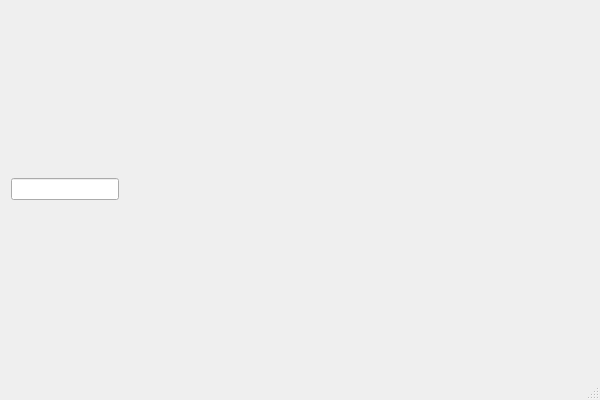
This is toy_tracer/main/mainwindow.ui in songchaow/toy-renderer as Qt 5 draws it before an edit. The edited form follows.
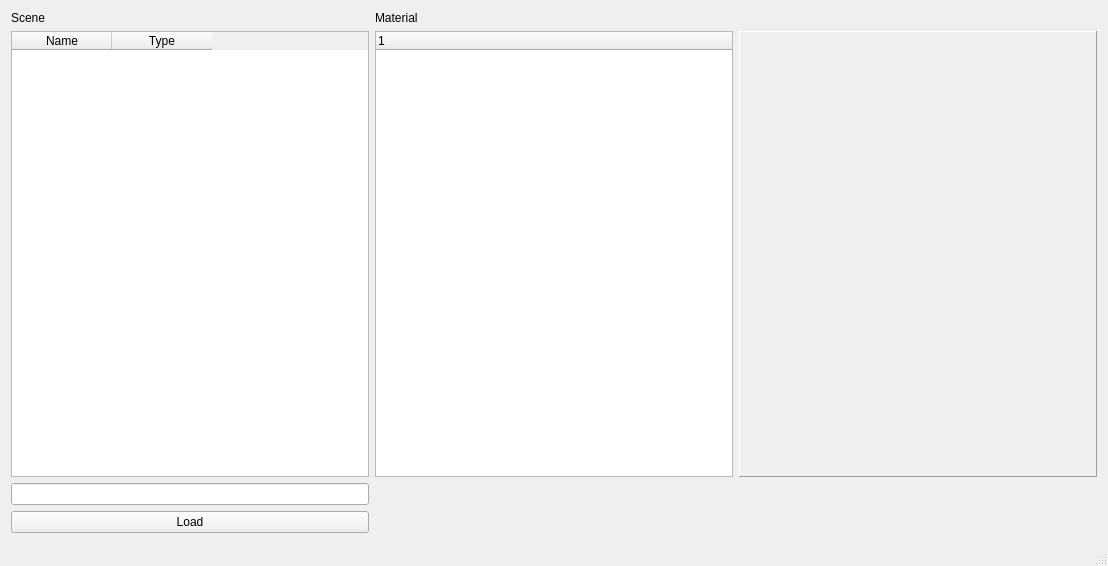
This is the edited form.

Diff of the .ui file:
```diff
--- a/toy_tracer/main/mainwindow.ui
+++ b/toy_tracer/main/mainwindow.ui
@@ -6,8 +6,8 @@
    <rect>
     <x>0</x>
     <y>0</y>
-    <width>600</width>
-    <height>400</height>
+    <width>1108</width>
+    <height>566</height>
    </rect>
   </property>
   <property name="windowTitle">
@@ -22,23 +22,73 @@
    </property>
    <layout class="QGridLayout" name="gridLayout">
     <item row="0" column="0">
-     <widget class="QLineEdit" name="lineEdit">
-      <property name="sizePolicy">
-       <sizepolicy hsizetype="Minimum" vsizetype="Fixed">
-        <horstretch>0</horstretch>
-        <verstretch>0</verstretch>
-       </sizepolicy>
+     <widget class="QLabel" name="scene_label">
+      <property name="text">
+       <string>Scene</string>
       </property>
      </widget>
     </item>
     <item row="0" column="1">
-     <widget class="QWidget" name="winWidget" native="true">
+     <widget class="QLabel" name="material_label">
+      <property name="text">
+       <string>Material</string>
+      </property>
+     </widget>
+    </item>
+    <item row="2" column="0">
+     <widget class="QLineEdit" name="resourcePath"/>
+    </item>
+    <item row="1" column="1">
+     <widget class="QTreeWidget" name="materialWidget">
+      <column>
+       <property name="text">
+        <string notr="true">1</string>
+       </property>
+      </column>
+     </widget>
+    </item>
+    <item row="3" column="0">
+     <widget class="QPushButton" name="loadResButton">
+      <property name="text">
+       <string>Load</string>
+      </property>
+     </widget>
+    </item>
+    <item row="1" column="2">
+     <widget class="QFrame" name="properties">
       <property name="sizePolicy">
        <sizepolicy hsizetype="Expanding" vsizetype="Expanding">
         <horstretch>0</horstretch>
         <verstretch>0</verstretch>
        </sizepolicy>
       </property>
+      <property name="frameShape">
+       <enum>QFrame::Panel</enum>
+      </property>
+      <property name="frameShadow">
+       <enum>QFrame::Raised</enum>
+      </property>
+      <layout class="QGridLayout" name="gridLayout_2"/>
+     </widget>
+    </item>
+    <item row="1" column="0">
+     <widget class="QTableWidget" name="resourceWidget">
+      <property name="sizePolicy">
+       <sizepolicy hsizetype="Expanding" vsizetype="Expanding">
+        <horstretch>0</horstretch>
+        <verstretch>0</verstretch>
+       </sizepolicy>
+      </property>
+      <column>
+       <property name="text">
+        <string>Name</string>
+       </property>
+      </column>
+      <column>
+       <property name="text">
+        <string>Type</string>
+       </property>
+      </column>
      </widget>
     </item>
    </layout>
```
